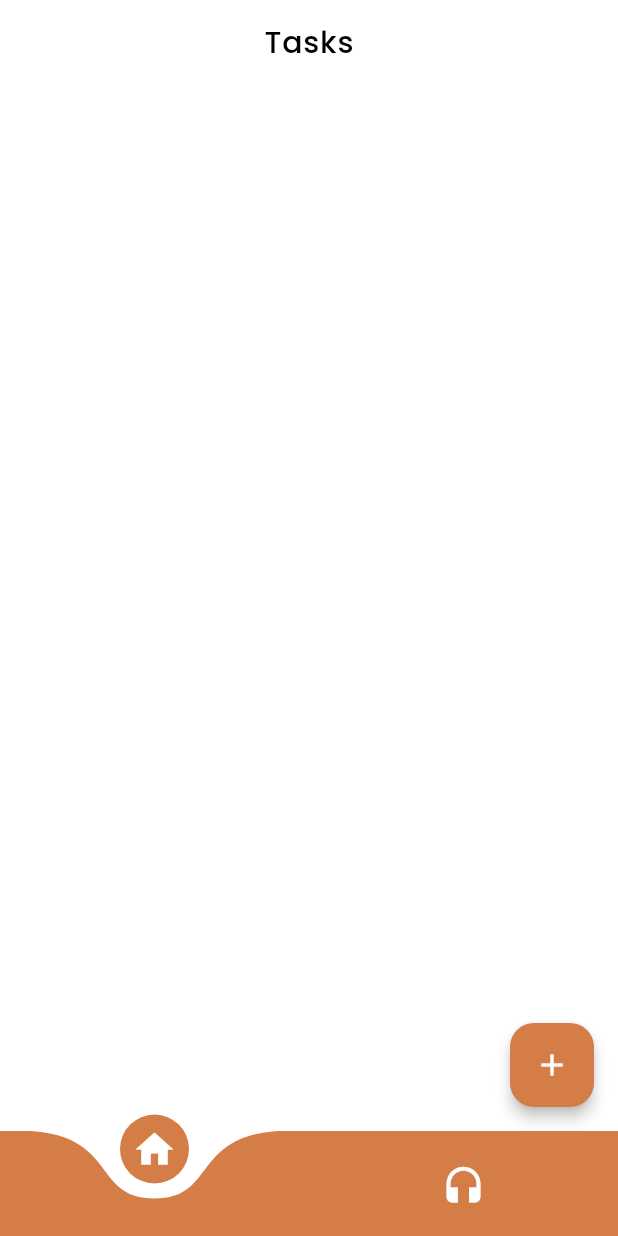
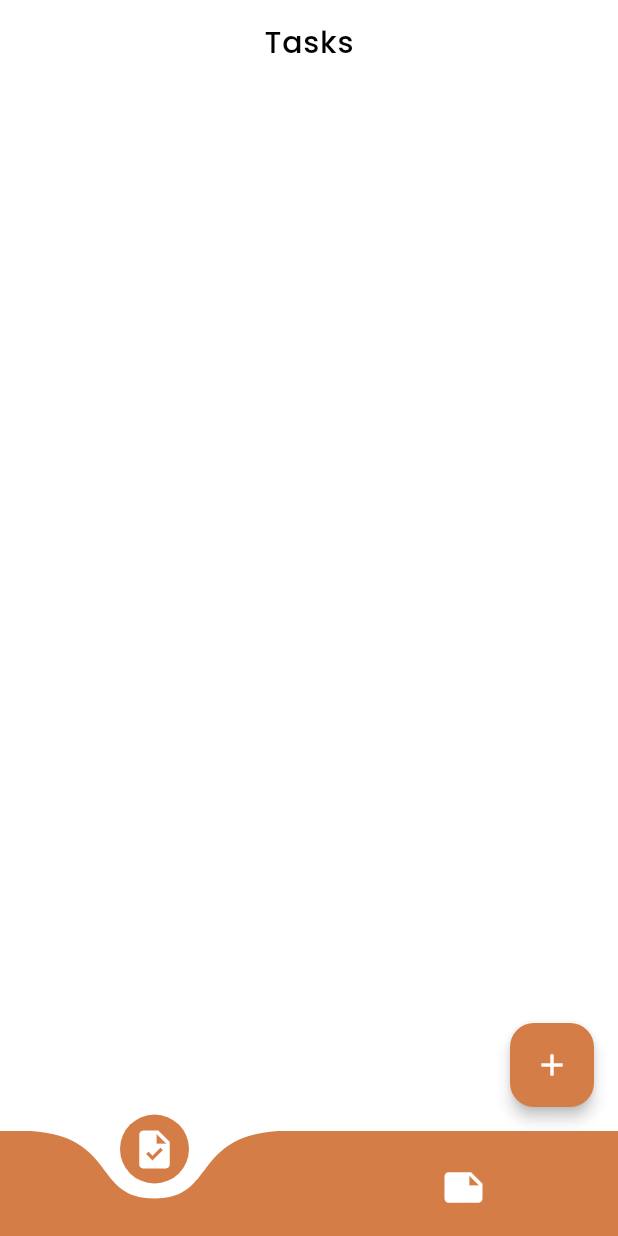
Before and after one commit to Mohamed-DV/todo_app_flutter, a Flutter app: the screen it shows after launch, on a phone screen of 412 x 824 dp. Run offline on Flutter 3.47's test engine with Material 3 defaults, Android fonts, the phone set to English and light mode, and no system bars; drawn by our look-alikes of curved_navigation_bar; our stand-ins replace flutter_bloc, google_fonts, hive, hive_flutter; accounts and stored records are empty.

Commit message:
change icons

```diff
--- a/lib/utils/Bottom_bar.dart
+++ b/lib/utils/Bottom_bar.dart
@@ -42,8 +42,8 @@ class _CustomBottomNavigationBarState extends State<CustomBottomNavigationBar> {
         color: Color(0xFFD57D47),
         height: 70,
         items: const <Widget>[
-          Icon(Icons.home, size: 30, color: Colors.white),
-          Icon(Icons.headset, size: 30, color: Colors.white),
+          Icon(Icons.task, size: 30, color: Colors.white),
+          Icon(Icons.note, size: 30, color: Colors.white),
 
         ],
         onTap: (index) {
```
